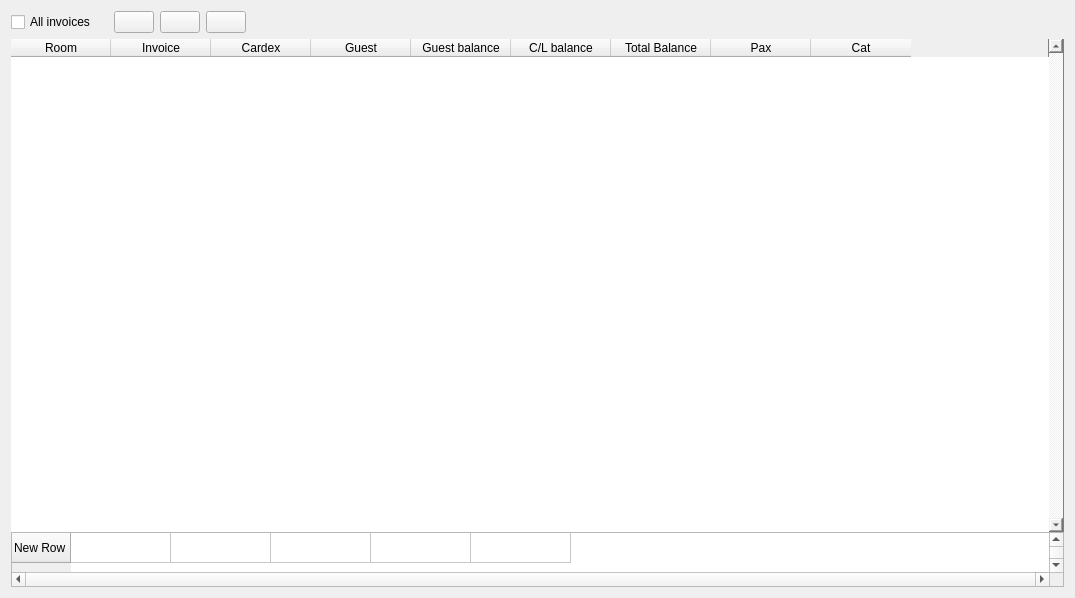
Qt form Resort/wquickcheckout.ui (End1-1/Resort) before a commit.
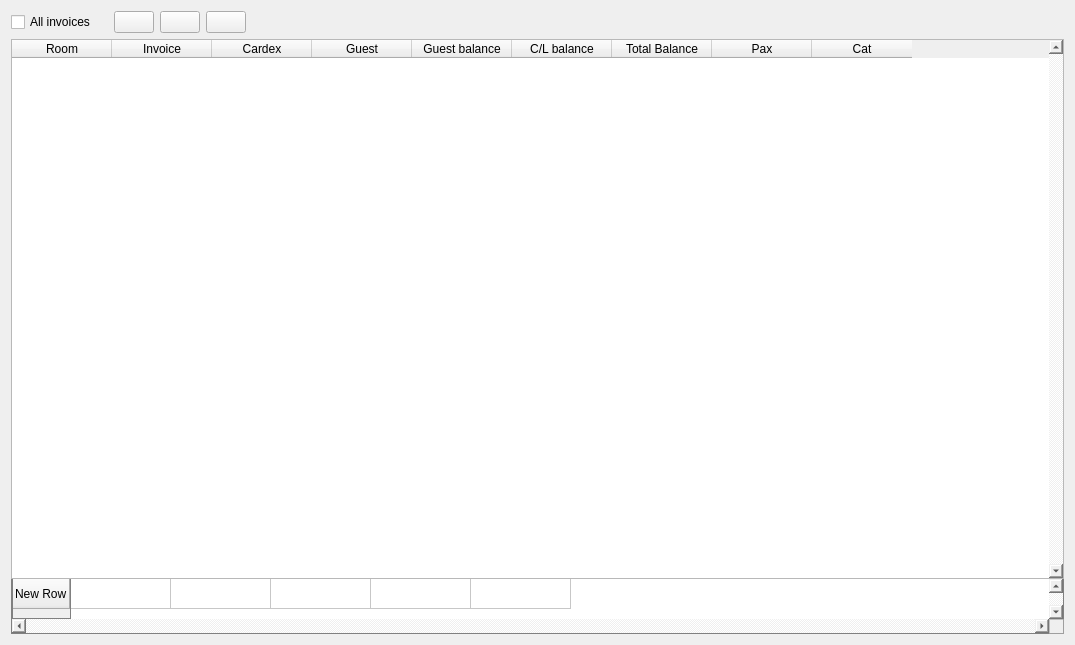
The same form after that commit. Icons and pictures are not drawn. Custom widgets are drawn as their Qt base class.

Patch:
```diff
--- a/Resort/wquickcheckout.ui
+++ b/Resort/wquickcheckout.ui
@@ -7,7 +7,7 @@
     <x>0</x>
     <y>0</y>
     <width>1075</width>
-    <height>598</height>
+    <height>645</height>
    </rect>
   </property>
   <property name="windowTitle">
@@ -136,10 +136,8 @@
          </sizepolicy>
         </property>
         <property name="styleSheet">
-         <string notr="true">border-bottom: 0px;
-border-top: 0px solid gray;
-border-left: 0px solid gray;
-border-right: 1px solid gray;</string>
+         <string notr="true">
+border-bottom: 0px solid gray;</string>
         </property>
         <property name="verticalScrollBarPolicy">
          <enum>Qt::ScrollBarAlwaysOn</enum>
@@ -217,6 +215,12 @@
           <height>55</height>
          </size>
         </property>
+        <property name="styleSheet">
+         <string notr="true">border-top: 0px solid gray;
+border-left: 1px solid gray;
+border-right: 1px solid gray;
+border-bottom: 1px solid gray;</string>
+        </property>
         <property name="verticalScrollBarPolicy">
          <enum>Qt::ScrollBarAlwaysOn</enum>
         </property>
```
